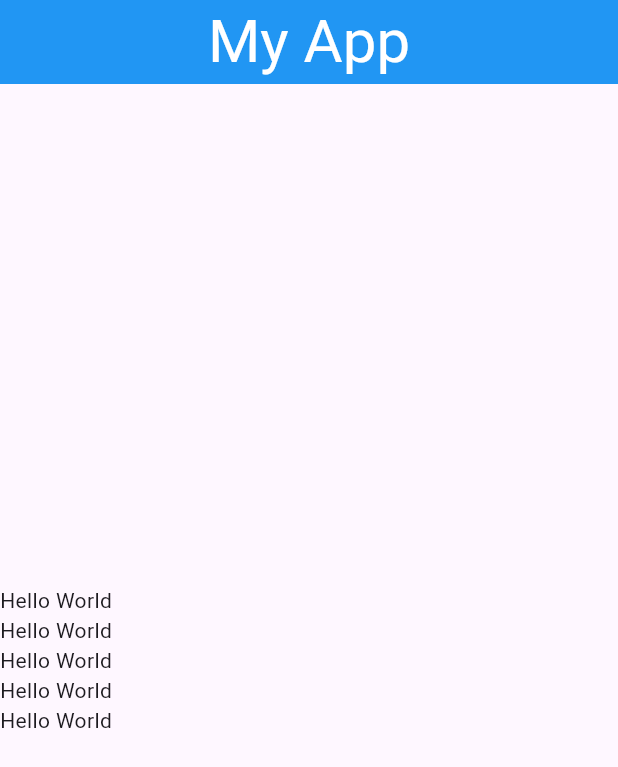
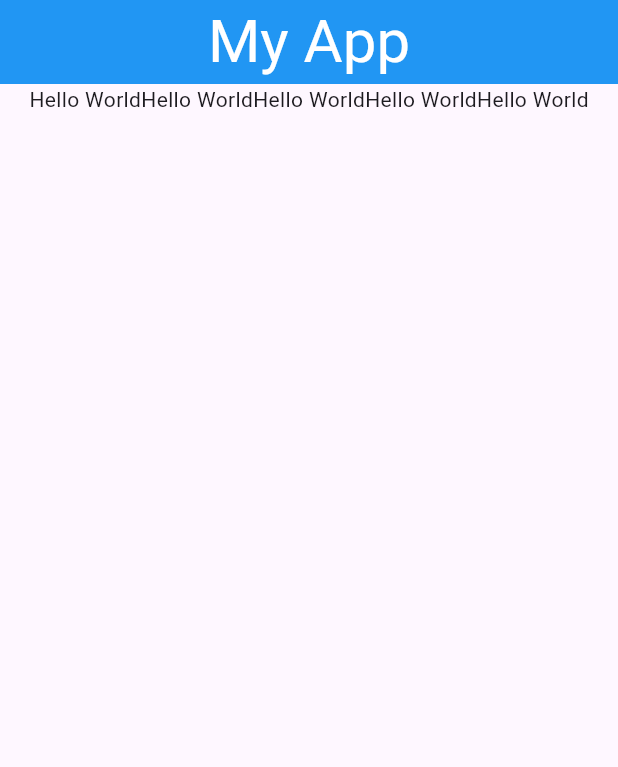
Before and after one commit to iliyasrobin/myflutterpractice, a Flutter app: the screen it shows after launch, on a phone screen of 412 x 824 dp. Shown: the top 767 px of the screen. Run offline on Flutter 3.47's test engine with Material 3 defaults, Android fonts, the phone set to English and light mode, and no system bars.

```diff
--- a/lib/main.dart
+++ b/lib/main.dart
@@ -34,8 +34,9 @@ class HomeActivity extends StatelessWidget {
         centerTitle: true,
 
       ),
-      body: Column(
+      body: Row(
         mainAxisAlignment: MainAxisAlignment.center,
+
         children: [
           Text("Hello World"),
           Text("Hello World"),
```
Also changed, not shown: lib/Row.dart (added, +54 -0 lines).
